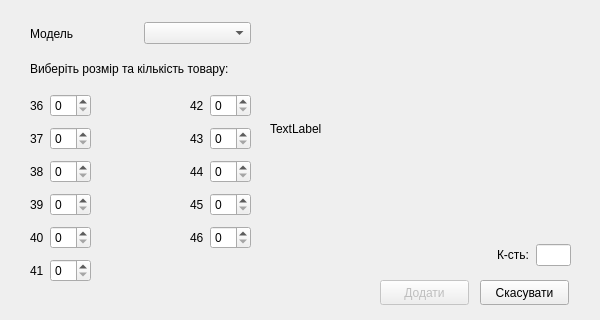
moz6go/ShoesStore, file addgoodsdialog.ui: the form before one commit.
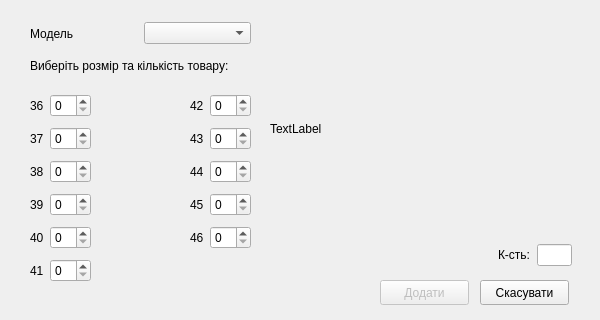
The form after the commit.

```diff
--- a/addgoodsdialog.ui
+++ b/addgoodsdialog.ui
@@ -58,14 +58,17 @@
    <property name="geometry">
     <rect>
      <x>30</x>
-     <y>60</y>
-     <width>301</width>
-     <height>17</height>
+     <y>40</y>
+     <width>221</width>
+     <height>51</height>
     </rect>
    </property>
    <property name="text">
     <string>Виберіть розмір та кількість товару:</string>
    </property>
+   <property name="wordWrap">
+    <bool>true</bool>
+   </property>
   </widget>
   <widget class="QWidget" name="layoutWidget1">
    <property name="geometry">
@@ -94,7 +97,7 @@
     <rect>
      <x>270</x>
      <y>20</y>
-     <width>301</width>
+     <width>302</width>
      <height>251</height>
     </rect>
    </property>
```
